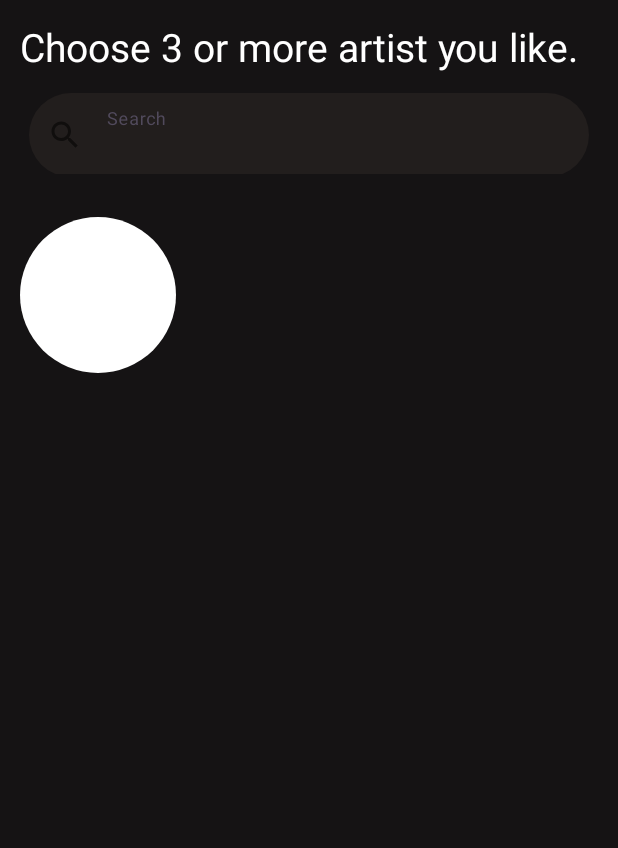
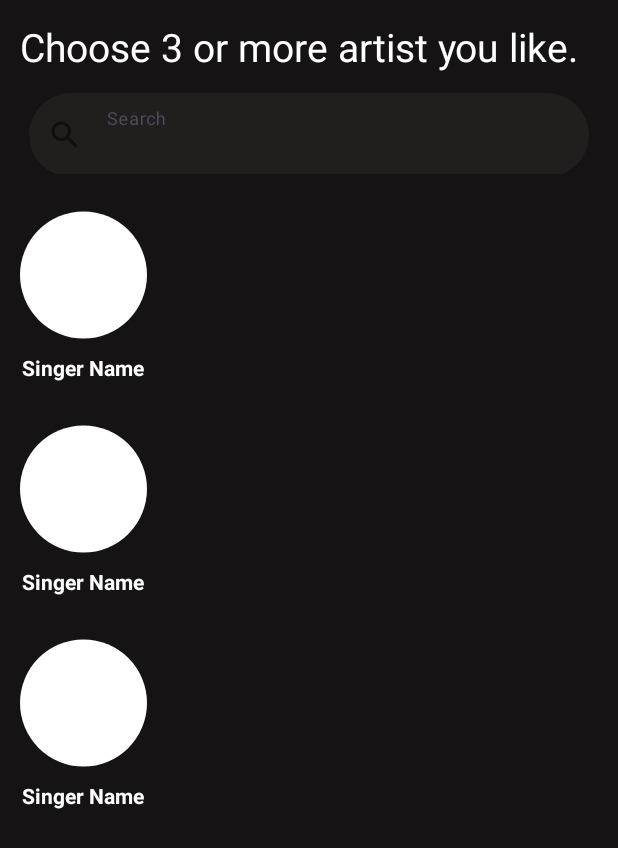
Before and after one commit to makkawy16/Rhythm-Music-App, an Android app: the layout fragment_suggestion.xml on its own in the app's theme, with its tools: preview values and no code run, on a phone screen of 412 x 824 dp. Shown: the top 848 px of the screen. Run offline under Robolectric (Android 15) with nearby library versions, the phone set to English and light mode, and no system bars.

Commit message:
finish item singer desgin

```diff
--- /dev/null
+++ b/app/src/main/java/com/example/rhythm/adapter/SingerSuggestAdapter.java
@@ -0,0 +1,18 @@
+package com.example.rhythm.adapter;
+
+import android.view.View;
+
+import androidx.annotation.NonNull;
+import androidx.recyclerview.widget.RecyclerView;
+
+public class SingerSuggestAdapter {
+
+
+    static class viewHolder extends RecyclerView.ViewHolder{
+
+        public viewHolder(@NonNull View itemView) {
+            super(itemView);
+        }
+    }
+
+}
--- a/app/src/main/res/layout/fragment_suggestion.xml
+++ b/app/src/main/res/layout/fragment_suggestion.xml
@@ -45,11 +45,16 @@
 
     </com.google.android.material.textfield.TextInputLayout>
 
-    <de.hdodenhof.circleimageview.CircleImageView
+<!--    <de.hdodenhof.circleimageview.CircleImageView
         android:layout_width="@dimen/_80sdp"
         android:layout_height="@dimen/_80sdp"
         android:layout_margin="@dimen/_10sdp"
-        android:src="@color/white"/>
+        android:src="@color/white"/>-->
 
+    <androidx.recyclerview.widget.RecyclerView
+        android:layout_width="match_parent"
+        android:layout_height="match_parent"
+        tools:listitem="@layout/item_singer_suggest_layout"
+        />
 
 </LinearLayout>
--- /dev/null
+++ b/app/src/main/res/layout/item_singer_suggest_layout.xml
@@ -0,0 +1,22 @@
+<?xml version="1.0" encoding="utf-8"?>
+<LinearLayout xmlns:android="http://schemas.android.com/apk/res/android"
+    android:layout_width="wrap_content"
+    android:background="@color/background_auth"
+    android:orientation="vertical"
+    android:layout_height="wrap_content">
+
+    <de.hdodenhof.circleimageview.CircleImageView
+        android:layout_width="@dimen/_65sdp"
+        android:layout_height="@dimen/_80sdp"
+        android:layout_marginHorizontal="@dimen/_10sdp"
+        android:src="@color/white"/>
+<TextView
+    android:layout_width="wrap_content"
+    android:layout_height="wrap_content"
+    android:text="Singer Name"
+    android:textColor="@color/white"
+    android:layout_gravity="center"
+    android:textStyle="bold"
+    android:layout_marginBottom="@dimen/_15sdp"/>
+
+</LinearLayout>
```
